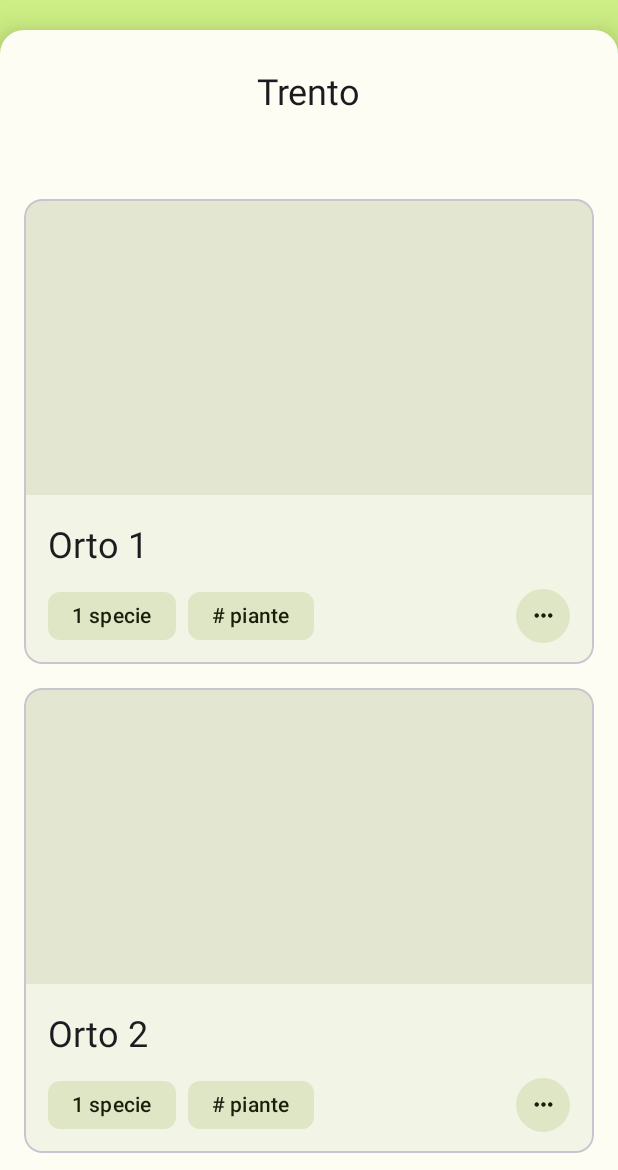
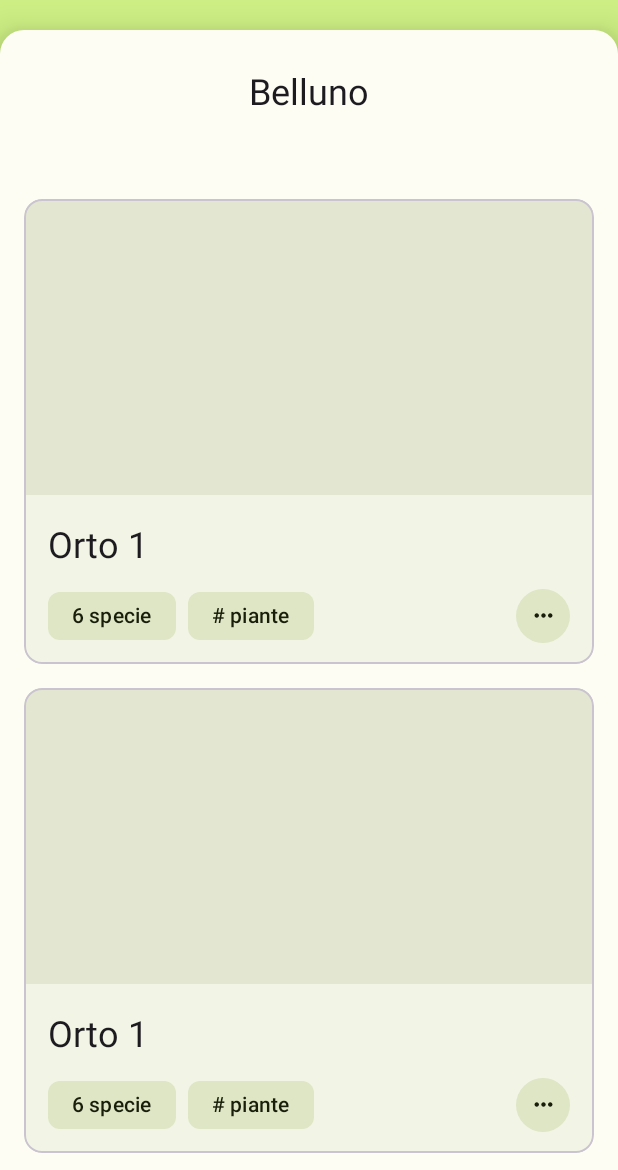
Before and after one commit to Itakello/Plantalot, an Android app: the screen it shows after launch (MainActivity), on a phone screen of 412 x 824 dp, the part 66-1236 px from its top. Run offline under Robolectric (Android 15) with nearby library versions, the phone set to English and light mode, and no system bars; our stand-ins replace FlexboxLayout; 6 statements that could not run were skipped.

Commit message:
Modified java logic

```diff
--- a/app/src/main/java/com/plantalot/adapters/HomeOrtiAdapter.java
+++ b/app/src/main/java/com/plantalot/adapters/HomeOrtiAdapter.java
@@ -3,6 +3,7 @@ package com.plantalot.adapters;
 import androidx.annotation.NonNull;
 import androidx.recyclerview.widget.RecyclerView;
 
+import android.annotation.SuppressLint;
 import android.content.Context;
 import android.os.Build;
 import android.view.Gravity;
@@ -21,16 +22,14 @@ import com.plantalot.classes.Orto;
 import com.plantalot.utils.Consts;
 import com.plantalot.R;
 
-import java.util.ArrayList;
-
 public class HomeOrtiAdapter extends RecyclerView.Adapter<HomeOrtiAdapter.ViewHolder> {
 
 	private final RecyclerView.RecycledViewPool viewPool = new RecyclerView.RecycledViewPool();
-	private final Giardino g;
+	private final Giardino giardino;
 	Context context;
 
 	public HomeOrtiAdapter(Giardino g) {
-		this.g = g;
+		this.giardino = g;
 	}
 
 	@NonNull
@@ -43,25 +42,22 @@ public class HomeOrtiAdapter extends RecyclerView.Adapter<HomeOrtiAdapter.ViewHo
 
 
 	// Bind elements to card
+	@SuppressLint("SetTextI18n")
 	@Override
 	public void onBindViewHolder(@NonNull ViewHolder viewHolder, int i) {
 
-		Orto o = (Orto) g.values().toArray()[i];
+		Orto o = (Orto) giardino.orti.values().iterator().next();
 		String ortoName = o.getNome();
-		int specie = o.size();
+		int specie = o.piante.size();
 
 		// Card popup menu
-		viewHolder.buttonViewOption.setOnClickListener(new View.OnClickListener() {
-			@Override
-			public void onClick(View view) {
+		viewHolder.buttonViewOption.setOnClickListener(view -> {
 			PopupMenu popup = new PopupMenu(context, viewHolder.buttonViewOption);
 			popup.inflate(R.menu.home_fl_card_menu);
 			if (Build.VERSION.SDK_INT >= Build.VERSION_CODES.M) {
 				popup.setGravity(Gravity.END);
 			}
-				popup.setOnMenuItemClickListener(new PopupMenu.OnMenuItemClickListener() {
-					@Override
-					public boolean onMenuItemClick(MenuItem item) {
+			popup.setOnMenuItemClickListener(item -> {
 				switch (item.getItemId()) {
 //                    case R.id.menu1:
 //                        //handle menu1 click
@@ -75,15 +71,13 @@ public class HomeOrtiAdapter extends RecyclerView.Adapter<HomeOrtiAdapter.ViewHo
 					default:
 						return false;
 				}
-					}
 			});
 			popup.show();
-			}
 		});
 
 		// Icons thumbnails
-		viewHolder.mFrameLayout.post(new Runnable() {  // needed to get the width (fixme ?)
-			public void run() {
+		// needed to get the width (fixme ?)
+		viewHolder.mFrameLayout.post(() -> {
 			int width = viewHolder.mFrameLayout.getWidth();
 			int padding = viewHolder.mFrameLayout.getPaddingTop();
 			int imgwidth = (width - 2 * padding) / (Consts.CARD_PLANTS / 2);
@@ -105,14 +99,13 @@ public class HomeOrtiAdapter extends RecyclerView.Adapter<HomeOrtiAdapter.ViewHo
 
 			viewHolder.titleTextView.setText(ortoName);
 			viewHolder.labelTextView.setText(specie + " specie");
-			}
 		});
 
 	}
 
 	@Override
 	public int getItemCount() {
-		return g.size();
+		return giardino.orti.size();
 	}
 
 	static class ViewHolder extends RecyclerView.ViewHolder {
--- a/app/src/main/java/com/plantalot/classes/Giardino.java
+++ b/app/src/main/java/com/plantalot/classes/Giardino.java
@@ -5,16 +5,17 @@ import androidx.annotation.NonNull;
 import java.util.ArrayList;
 import java.util.LinkedHashMap;
 
-public class Giardino extends LinkedHashMap<String, Orto> {
+public class Giardino {
 
     public enum Color {
         GREEN, BLUE, RED, YELLOW, ORANGE, PURPLE, PINK,
-    };
+    }
 
-    String nome;
-    int xPos;
-    int yPos;
-    int zPos;
+    private final String nome;
+    private final int xPos;
+    private final int yPos;
+    private final int zPos;
+    public LinkedHashMap<String, Orto> orti;
 //    Color c;
 
     public Giardino(String name, int xPos, int yPos, int zPos){
@@ -22,6 +23,10 @@ public class Giardino extends LinkedHashMap<String, Orto> {
         this.xPos = xPos;
         this.yPos = yPos;
         this.zPos = zPos;
+        orti = new LinkedHashMap<>();
+        orti.put("Orto 1", new Orto("Orto 1", 100, 100));
+        orti.put("Orto 2", new Orto("Orto 2", 100, 100));
+        orti.put("Orto 3", new Orto("Orto 3", 100, 100));
     }
 
     @NonNull
@@ -29,4 +34,8 @@ public class Giardino extends LinkedHashMap<String, Orto> {
     public String toString() {
         return nome + ": (" + xPos + " " + yPos + ")";// [" + c + "]";
     }
+
+    public String getNome() {
+        return nome;
+    }
 }
--- a/app/src/main/java/com/plantalot/classes/Orto.java
+++ b/app/src/main/java/com/plantalot/classes/Orto.java
@@ -2,16 +2,21 @@ package com.plantalot.classes;
 
 import androidx.annotation.NonNull;
 
+import com.plantalot.R;
+
 import java.lang.reflect.Array;
 import java.util.ArrayList;
+import java.util.Random;
 
-public class Orto extends ArrayList<Pianta> {
+public class Orto {
     final private String nome;
     final private int larghezza, altezza;
     final private int camminamenti_largezza, camminamenti_altezza;
     final private int colonne_aiuole, righe_aiuole;
+    public ArrayList<Pianta> piante;
 //    Esposizione
 //    Orientamento
+
     public Orto(String nome, int larghezza, int altezza){
         this.nome = nome;
         this.larghezza = larghezza;
@@ -20,13 +25,19 @@ public class Orto extends ArrayList<Pianta> {
         this.righe_aiuole = 2;
         this.camminamenti_altezza = 30;
         this.camminamenti_largezza = 30;
+
+        // Inizializzazione statica
+        piante = new ArrayList<>();
+        for (int i=0; i<6; i++){
+            piante.add(new Pianta("Carota", R.mipmap.plant_carrot_3944093));
+        }
         System.out.println("Creato orto " + nome);
     }
 
     public ArrayList<Integer> getImages(){
         ArrayList<Integer> imgs = new ArrayList<>();
         for (Pianta p :
-                this) {
+                piante) {
             imgs.add(p.image);
         }
         return imgs;
--- a/app/src/main/java/com/plantalot/classes/User.java
+++ b/app/src/main/java/com/plantalot/classes/User.java
@@ -1,20 +1,62 @@
 package com.plantalot.classes;
+
+import android.os.Parcel;
+import android.os.Parcelable;
+
+import com.plantalot.R;
 
 import java.util.ArrayList;
 import java.util.LinkedHashMap;
 import java.util.List;
 import java.util.Set;
 
-public class User extends LinkedHashMap<String, Giardino> {
-    String name;
-    String email;
-    String password;
+public class User implements Parcelable {
+    private String name;
+    private String email;
+    private String password;
+    public LinkedHashMap<String, Giardino> giardini;
+
     public User(String name){
         this.name = name;
+        System.out.println("Creato un nuovo user: " + name);
+        giardini = new LinkedHashMap<>();
+        giardini.put("Belluno", new Giardino("Belluno", 0,0,0));
+        giardini.put("Trento", new Giardino("Trento", 0, 0, 0));
+        giardini.put("Bergamo", new Giardino("Bergamo",0,0,0));
+        giardini.put("Roma", new Giardino("Bergamo",0,0,0));
     }
 
+    protected User(Parcel in) {
+        name = in.readString();
+        email = in.readString();
+        password = in.readString();
+    }
+
+    public static final Creator<User> CREATOR = new Creator<User>() {
+        @Override
+        public User createFromParcel(Parcel in) {
+            return new User(in);
+        }
+
+        @Override
+        public User[] newArray(int size) {
+            return new User[size];
+        }
+    };
+
     public List<String> getGiardini(){
-        List<String> ret = new ArrayList<>(this.keySet());
-        return ret;
+        return new ArrayList<>(giardini.keySet());
+    }
+
+    @Override
+    public int describeContents() {
+        return 0;
+    }
+
+    @Override
+    public void writeToParcel(Parcel dest, int flags) {
+        dest.writeString(name);
+        dest.writeString(email);
+        dest.writeString(password);
     }
 }
--- a/app/src/main/java/com/plantalot/fragments/HomeFragment.java
+++ b/app/src/main/java/com/plantalot/fragments/HomeFragment.java
@@ -14,7 +14,6 @@ import androidx.annotation.NonNull;
 import androidx.appcompat.app.AppCompatActivity;
 import androidx.appcompat.widget.Toolbar;
 import androidx.fragment.app.Fragment;
-import androidx.lifecycle.ViewModelProvider;
 import androidx.recyclerview.widget.LinearLayoutManager;
 import androidx.recyclerview.widget.RecyclerView;
 
@@ -28,7 +27,6 @@ import com.plantalot.utils.Consts;
 import com.plantalot.animations.NavigationIconClickListener;
 import com.plantalot.adapters.HomeOrtiAdapter;
 import com.plantalot.adapters.CircleButtonsAdapter;
-import com.plantalot.viewmodels.UserModel;
 
 import java.util.Arrays;
 import java.util.Collections;
@@ -38,8 +36,8 @@ import java.util.Random;
 
 public class HomeFragment extends Fragment {
 
-	private Giardino g;
-	private User u;
+	private Giardino giardino;
+	private static User user;
 	private final List<Pair<String, Integer>> mDataButtons = Arrays.asList(
 			new Pair<>("Tutte le piante", R.drawable.ic_iconify_carrot_24),
 			new Pair<>("Le mie piante", R.drawable.ic_iconify_sprout_24),
@@ -47,23 +45,30 @@ public class HomeFragment extends Fragment {
 			new Pair<>("Disponi giardino", R.drawable.ic_round_auto_24),
 			new Pair<>("Aggiungi orto", R.drawable.ic_round_add_big_24));
 
+	public static HomeFragment newInstance(){
+		HomeFragment myFrag = new HomeFragment();
+		Bundle args = new Bundle();
+		args.putParcelable("Userr", user);
+		myFrag.setArguments(args);
+		return myFrag;
+	}
+
 	@Override
 	public void onCreate(Bundle savedInstanceState) {
 		super.onCreate(savedInstanceState);
 		setHasOptionsMenu(true);
-		Collections.shuffle(Consts.plants_icons, new Random(System.currentTimeMillis()));
-		final UserModel homeModel = new ViewModelProvider(this).get(UserModel.class);
-		u = homeModel.getUser().getValue();
-		g = u.get("Trento");
-//		mDataGiardini.put("Trento", new HashMap<>());
-//		mDataGiardini.put("Bergamo", new HashMap<>());
-//		mDataGiardini.put("Belluno", new HashMap<>());
-//
-//		for (int i = 1, a = 0; i <= Consts.CARD_PLANTS + 2; i++, a += i) {
-//			mDataGiardini.get("Trento").put("Orto " + i, Consts.plants_icons.subList(a, a + i));
-//		}
-//		mDataGiardini.get("Belluno").put("Back yard", Arrays.asList(R.mipmap.tomato_3944072, R.mipmap.cabbage_3944158, R.mipmap.garlic_3944096, R.mipmap.watermelon_3944164, R.mipmap.peanut_3944274, R.mipmap.asparagus_3944087, R.mipmap.beet_3944102, R.mipmap.chard_3944149, R.mipmap.broccoli_3944323, R.mipmap.artichoke_3944084, R.mipmap.melon_3944173, R.mipmap.carrot_3944093, R.mipmap.cauliflower_3944060, R.mipmap.cabbage_3944158, R.mipmap.kale_3944155, R.mipmap.cucumber_3944113, R.mipmap.onion_3944225, R.mipmap.beans_3944104, R.mipmap.soybean_3944107, R.mipmap.fennel_3944161, R.mipmap.strawberry_3944176, R.mipmap.lettuce_3944125, R.mipmap.corn_3944286, R.mipmap.eggplants_3944110, R.mipmap.melon_3944173, R.mipmap.chili_pepper_3944137, R.mipmap.pepper_3944075, R.mipmap.leek_3944259, R.mipmap.vegetable_3944143, R.mipmap.turnip_3944078, R.mipmap.shallot_3944099, R.mipmap.celery_3944146, R.mipmap.vegetable_3944152, R.mipmap.spinach_3944292, R.mipmap.melon_3944173, R.mipmap.pumpkin_3944344, R.mipmap.zucchini_3944064));
-//		mDataGiardini.get("Bergamo").put("Dietro casa", Arrays.asList(R.mipmap.cucumber_3944113, R.mipmap.onion_3944225, R.mipmap.beans_3944104, R.mipmap.fennel_3944161, R.mipmap.strawberry_3944176, R.mipmap.lettuce_3944125, R.mipmap.corn_3944286, R.mipmap.eggplants_3944110, R.mipmap.melon_3944173, R.mipmap.chili_pepper_3944137, R.mipmap.pepper_3944075, R.mipmap.leek_3944259, R.mipmap.vegetable_3944143, R.mipmap.turnip_3944078, R.mipmap.shallot_3944099, R.mipmap.celery_3944146, R.mipmap.vegetable_3944152, R.mipmap.spinach_3944292, R.mipmap.melon_3944173, R.mipmap.pumpkin_3944344, R.mipmap.zucchini_3944064));
+
+		Bundle bundle = this.getArguments();
+		if (bundle != null) {
+			System.out.println("User preso dal bundle");
+			user = bundle.getParcelable("Userr");
+		}else {
+			user = new User("Giacomo");
+		}
+		if(user.giardini.size()>0)
+			giardino = user.giardini.values().iterator().next(); // First garden available
+		else
+			giardino = null;
 	}
 
 	@Override
@@ -75,9 +80,8 @@ public class HomeFragment extends Fragment {
 	}
 
 	private void setUpRecyclerView(@NonNull View view) {
-		System.out.println("Dimensione utente : " + u.size());
 
-		String key = "Trento";
+		String key = giardino.getNome();
 		TextView title = view.findViewById(R.id.home_fl_title_giardino);
 		title.setText(key);
 
@@ -85,7 +89,7 @@ public class HomeFragment extends Fragment {
 		giardiniRecyclerView.setLayoutManager(new LinearLayoutManager(getActivity()));
 
 		// FIXME
-		List<String> giardini = u.getGiardini();
+		List<String> giardini = user.getGiardini();
 		if(giardini.size()>0){
 			HomeDrawerAdapter giardiniAdapter = new HomeDrawerAdapter(getActivity(), giardini);
 			giardiniRecyclerView.setAdapter(giardiniAdapter);
@@ -94,8 +98,8 @@ public class HomeFragment extends Fragment {
 
 		RecyclerView ortiRecyclerView = view.findViewById(R.id.home_fl_recycler_orti);
 		ortiRecyclerView.setLayoutManager(new LinearLayoutManager(getActivity()));
-		System.out.println(g);
-		HomeOrtiAdapter homeOrtiAdapter = new HomeOrtiAdapter(g);
+		System.out.println(giardino);
+		HomeOrtiAdapter homeOrtiAdapter = new HomeOrtiAdapter(giardino);
 		ortiRecyclerView.setAdapter(homeOrtiAdapter);
 
 		RecyclerView navbuttonsRecyclerView = view.findViewById(R.id.home_fl_recycler_navbuttons);
--- a/app/src/main/java/com/plantalot/viewmodels/UserModel.java
+++ /dev/null
@@ -1,40 +0,0 @@
-package com.plantalot.viewmodels;
-
-import androidx.lifecycle.LiveData;
-import androidx.lifecycle.MutableLiveData;
-import androidx.lifecycle.ViewModel;
-
-import com.plantalot.R;
-import com.plantalot.classes.Giardino;
-import com.plantalot.classes.Orto;
-import com.plantalot.classes.Pianta;
-import com.plantalot.classes.User;
-
-import java.util.ArrayList;
-
-public class UserModel extends ViewModel {
-
-    private final MutableLiveData<User> userLiveData = new MutableLiveData<>();
-
-    public LiveData<User> getUser(){
-        return userLiveData;
-    }
-
-    public UserModel() {
-        User u = new User("Marco");
-        u.put("Belluno", new Giardino("Belluno", 0,0,0));
-        u.put("Trento", new Giardino("Trento", 0, 0, 0));
-        u.put("Bergamo", new Giardino("Bergamo",0,0,0));
-        for (Giardino g :
-                u.values()) {
-            g.put("Orto 1", new Orto("Orto 1", 100, 100));
-            g.put("Orto 2", new Orto("Orto 2", 100, 100));
-            g.put("Orto 3", new Orto("Orto 3", 100, 100));
-            for (Orto o :
-                    g.values()) {
-                o.add(new Pianta("Carota", R.mipmap.plant_carrot_3944093));
-            }
-        }
-        userLiveData.setValue(u);
-    }
-}
```
Lines whose indentation alone changed are shown as unchanged.
